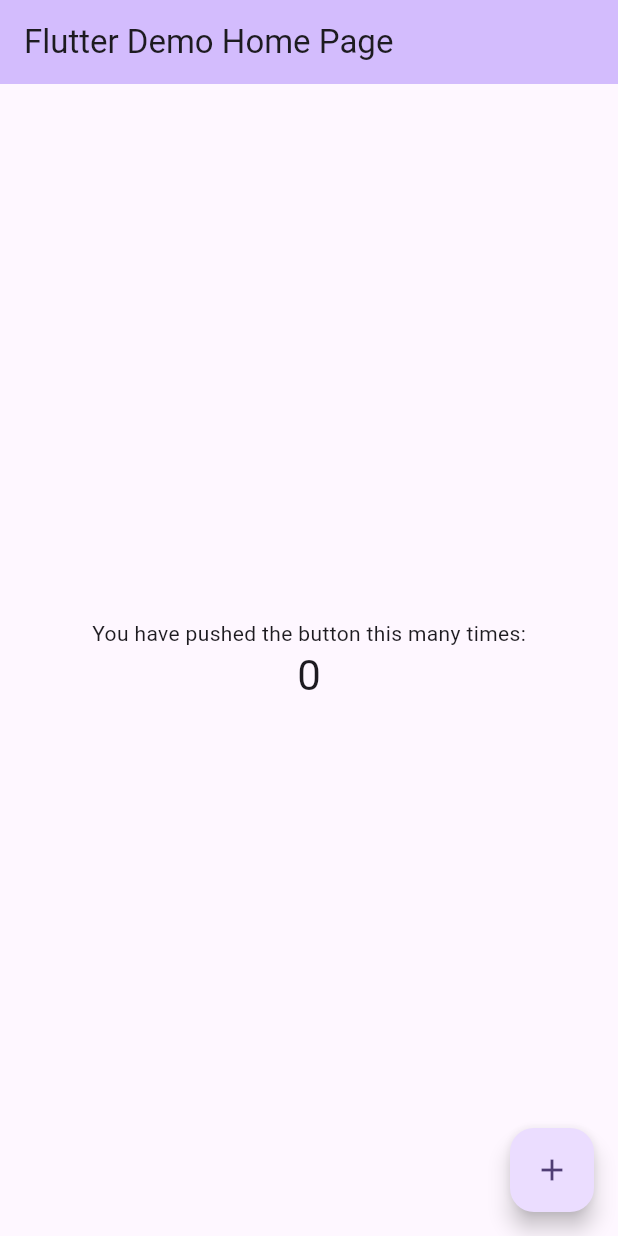
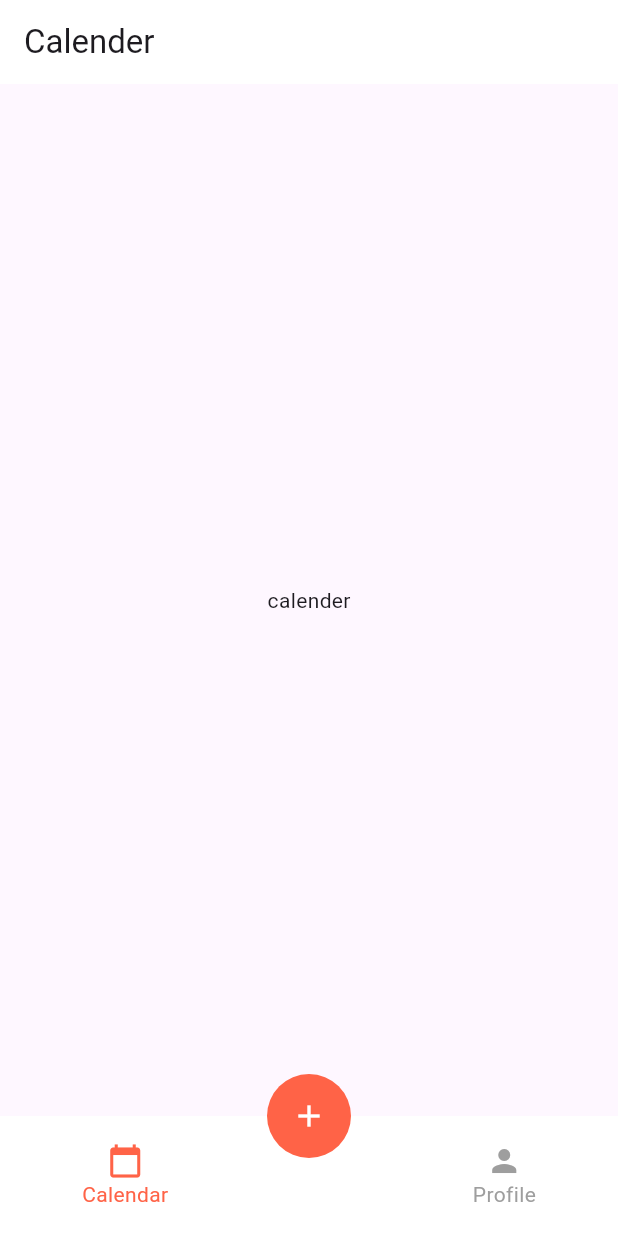
Before and after one commit to Drag-your-task/Drag, a Flutter app: the screen it shows after launch, on a phone screen of 412 x 824 dp. Run offline on Flutter 3.47's test engine with Material 3 defaults, Android fonts, the phone set to English and light mode, and no system bars.

Commit message:
home default structure 완료

```diff
--- a/lib/main.dart
+++ b/lib/main.dart
@@ -1,3 +1,5 @@
+import 'package:drag/theme/app_theme.dart';
+import 'package:drag/views/home_screen.dart';
 import 'package:flutter/material.dart';
 
 void main() {
@@ -11,115 +13,11 @@
   @override
   Widget build(BuildContext context) {
     return MaterialApp(
+      debugShowCheckedModeBanner: false,
       title: 'Flutter Demo',
-      theme: ThemeData(
-        // This is the theme of your application.
-        //
-        // TRY THIS: Try running your application with "flutter run". You'll see
-        // the application has a purple toolbar. Then, without quitting the app,
-        // try changing the seedColor in the colorScheme below to Colors.green
-        // and then invoke "hot reload" (save your changes or press the "hot
-        // reload" button in a Flutter-supported IDE, or press "r" if you used
-        // the command line to start the app).
-        //
-        // Notice that the counter didn't reset back to zero; the application
-        // state is not lost during the reload. To reset the state, use hot
-        // restart instead.
-        //
-        // This works for code too, not just values: Most code changes can be
-        // tested with just a hot reload.
-        colorScheme: ColorScheme.fromSeed(seedColor: Colors.deepPurple),
-        useMaterial3: true,
-      ),
-      home: const MyHomePage(title: 'Flutter Demo Home Page'),
+      theme: AppTheme.lightTheme,
+      // darkTheme: AppTheme.darkTheme,
+      home: HomeScreen(),
     );
   }
 }
-
-class MyHomePage extends StatefulWidget {
-  const MyHomePage({super.key, required this.title});
-
-  // This widget is the home page of your application. It is stateful, meaning
-  // that it has a State object (defined below) that contains fields that affect
-  // how it looks.
-
-  // This class is the configuration for the state. It holds the values (in this
-  // case the title) provided by the parent (in this case the App widget) and
-  // used by the build method of the State. Fields in a Widget subclass are
-  // always marked "final".
-
-  final String title;
-
-  @override
-  State<MyHomePage> createState() => _MyHomePageState();
-}
-
-class _MyHomePageState extends State<MyHomePage> {
-  int _counter = 0;
-
-  void _incrementCounter() {
-    setState(() {
-      // This call to setState tells the Flutter framework that something has
-      // changed in this State, which causes it to rerun the build method below
-      // so that the display can reflect the updated values. If we changed
-      // _counter without calling setState(), then the build method would not be
-      // called again, and so nothing would appear to happen.
-      _counter++;
-    });
-  }
-
-  @override
-  Widget build(BuildContext context) {
-    // This method is rerun every time setState is called, for instance as done
-    // by the _incrementCounter method above.
-    //
-    // The Flutter framework has been optimized to make rerunning build methods
-    // fast, so that you can just rebuild anything that needs updating rather
-    // than having to individually change instances of widgets.
-    return Scaffold(
-      appBar: AppBar(
-        // TRY THIS: Try changing the color here to a specific color (to
-        // Colors.amber, perhaps?) and trigger a hot reload to see the AppBar
-        // change color while the other colors stay the same.
-        backgroundColor: Theme.of(context).colorScheme.inversePrimary,
-        // Here we take the value from the MyHomePage object that was created by
-        // the App.build method, and use it to set our appbar title.
-        title: Text(widget.title),
-      ),
-      body: Center(
-        // Center is a layout widget. It takes a single child and positions it
-        // in the middle of the parent.
-        child: Column(
-          // Column is also a layout widget. It takes a list of children and
-          // arranges them vertically. By default, it sizes itself to fit its
-          // children horizontally, and tries to be as tall as its parent.
-          //
-          // Column has various properties to control how it sizes itself and
-          // how it positions its children. Here we use mainAxisAlignment to
-          // center the children vertically; the main axis here is the vertical
-          // axis because Columns are vertical (the cross axis would be
-          // horizontal).
-          //
-          // TRY THIS: Invoke "debug painting" (choose the "Toggle Debug Paint"
-          // action in the IDE, or press "p" in the console), to see the
-          // wireframe for each widget.
-          mainAxisAlignment: MainAxisAlignment.center,
-          children: <Widget>[
-            const Text(
-              'You have pushed the button this many times:',
-            ),
-            Text(
-              '$_counter',
-              style: Theme.of(context).textTheme.headlineMedium,
-            ),
-          ],
-        ),
-      ),
-      floatingActionButton: FloatingActionButton(
-        onPressed: _incrementCounter,
-        tooltip: 'Increment',
-        child: const Icon(Icons.add),
-      ), // This trailing comma makes auto-formatting nicer for build methods.
-    );
-  }
-}
--- /dev/null
+++ b/lib/theme/app_theme.dart
@@ -0,0 +1,80 @@
+import 'package:drag/theme/colors.dart';
+import 'package:flutter/material.dart';
+
+class AppTheme {
+  // 밝은 테마 정의
+  static ThemeData get lightTheme {
+
+    return ThemeData(
+      primaryColor: AppColors.primary,
+      hintColor: AppColors.secondary,
+      // scaffoldBackgroundColor: Colors.white,
+      // canvasColor: Colors.white,
+
+      bottomAppBarTheme: BottomAppBarTheme(
+          color: Colors.white,
+        elevation: 0,
+      ),
+      appBarTheme: AppBarTheme(
+        color: Colors.white,
+      ),
+
+      floatingActionButtonTheme: FloatingActionButtonThemeData(
+        backgroundColor: AppColors.primary,
+        foregroundColor: AppColors.whiteText,
+        shape: RoundedRectangleBorder(
+          borderRadius: BorderRadius.circular(50),
+        ),
+        elevation: 0,
+      ),
+
+      elevatedButtonTheme: ElevatedButtonThemeData(
+        style: ElevatedButton.styleFrom(
+          backgroundColor: AppColors.primaryButtonBackground,
+          foregroundColor: AppColors.whiteText, // 버튼의 글자색
+          shape: RoundedRectangleBorder(
+            borderRadius: BorderRadius.circular(10),
+          ),
+        ),
+      ),
+      // colorScheme: ColorScheme(
+      //     brightness: Brightness.light,
+      //     primary: AppColors.primary,
+      //     onPrimary: AppColors.whiteText,
+      //     secondary: AppColors.secondary,
+      //     onSecondary: AppColors.blackText,
+      //     error: Colors.red,
+      //     onError: Colors.red,
+      //     background: background,
+      //     onBackground: onBackground,
+      //     surface: surface,
+      //     onSurface: onSurface
+      // ),
+    );
+  }
+
+  // 어두운 테마 정의
+  static ThemeData get darkTheme {
+    // ColorScheme를 사용하여 어두운 테마 색상을 정의합니다.
+    var colorScheme = ColorScheme.dark().copyWith(
+      primary: Color(0xFFFF6348), // 기본 색상
+      secondary: Color(0xFFFFF3F1),
+      // ... 다른 색상 정의
+    );
+
+    // ThemeData 객체를 생성하고 반환합니다.
+    return ThemeData(
+      colorScheme: colorScheme,
+      primaryColor: colorScheme.primary,
+      hintColor: colorScheme.secondary,
+      floatingActionButtonTheme: FloatingActionButtonThemeData(
+        backgroundColor: colorScheme.secondary,
+      ),
+      buttonTheme: ButtonThemeData(
+        buttonColor: colorScheme.primary,
+        textTheme: ButtonTextTheme.primary,
+      ),
+      // ... 다른 테마 관련 설정들
+    );
+  }
+}
--- /dev/null
+++ b/lib/theme/colors.dart
@@ -0,0 +1,21 @@
+import 'package:flutter/material.dart';
+
+class AppColors {
+  static const Color primary = Color(0xFFFF6347);
+  static const Color secondary = Color(0xFFFFF3F1); // 보조 색상
+
+  //글자 색상
+  static const Color orangeText = Color(0xFFFF6347);
+  static const Color orangeLightText = Color(0xFFFFF3F1);
+  static const Color greyText = Colors.grey; // 어두운 회색 글자색
+  static const Color blackText = Colors.black;
+  static const Color whiteText = Colors.white; // 보통 글자색은 흰색이 많이 사용됨
+
+
+  //버튼 배경 색상
+  static const Color primaryButtonBackground = Color(0xFFFF6347); // 예시 색상
+  static const Color secondaryButtonBackground = Color(0xFFFFF3F1); // 예시 색상
+
+
+
+}
--- /dev/null
+++ b/lib/views/calender_screen.dart
@@ -0,0 +1,11 @@
+import 'package:drag/views/home_screen.dart';
+import 'package:flutter/material.dart';
+
+class CalendarScreen extends StatelessWidget {
+  const CalendarScreen({Key? key}) : super(key: key);
+
+  @override
+  Widget build(BuildContext context) {
+    return Center(child: Text("calender"),);
+  }
+}
--- /dev/null
+++ b/lib/views/home_screen.dart
@@ -0,0 +1,92 @@
+import 'package:drag/views/profile_screen.dart';
+import 'package:flutter/material.dart';
+import '../theme/colors.dart';
+import 'calender_screen.dart';
+
+class HomeScreen extends StatefulWidget {
+
+  HomeScreen();
+
+  @override
+  _HomeScreenState createState() => _HomeScreenState();
+}
+
+class _HomeScreenState extends State<HomeScreen> {
+  int _selectedIndex = 0; // 현재 선택된 탭의 인덱스
+  String _title = "Calender"; // 현재 선택된 탭의 title
+
+  // 각 탭 인덱스에 따라 페이지를 반환합니다.
+  Widget _getPage(int index) {
+    switch (index) {
+      case 0:
+        return CalendarScreen(); // CalendarPage 위젯
+      case 1:
+        return ProfileScreen(); // ProfilePage 위젯
+      default:
+        return CalendarScreen(); // 기본 페이지
+    }
+  }
+
+  void _onItemTapped(int index) {
+    setState(() {
+      _selectedIndex = index;
+      _title = index == 0 ? "Calender" : "Profile";
+    });
+  }
+
+  @override
+  Widget build(BuildContext context) {
+    return Scaffold(
+      appBar: AppBar(
+        title: Text(_title),
+      ),
+      body: _getPage(_selectedIndex), // 현재 선택된 탭의 페이지를 표시합니다.
+      floatingActionButton: FloatingActionButton(
+        onPressed: () {
+          // FAB 클릭 이벤트
+        },
+        child: Icon(Icons.add),
+      ),
+      floatingActionButtonLocation: FloatingActionButtonLocation.centerDocked,
+      bottomNavigationBar: BottomAppBar(
+        notchMargin: 6.0,
+        child: Row(
+          mainAxisSize: MainAxisSize.max,
+          mainAxisAlignment: MainAxisAlignment.spaceAround,
+          children: <Widget>[
+            _buildTabItem(
+              icon: Icons.calendar_today,
+              text: 'Calendar',
+              index: 0,
+            ),
+            SizedBox(width: 48), // FloatingActionButton의 공간을 비워두기 위함
+            _buildTabItem(
+              icon: Icons.person,
+              text: 'Profile',
+              index: 1,
+            ),
+          ],
+        ),
+      ),
+    );
+  }
+
+  Widget _buildTabItem({
+    required IconData icon,
+    required String text,
+    required int index,
+  }) {
+    Color color = _selectedIndex == index ? AppColors.primary : Colors.grey; // AppColors를 사용하여 선택된 탭 색상 지정
+
+    return InkWell(
+      onTap: () => _onItemTapped(index),
+      child: Column(
+        mainAxisSize: MainAxisSize.min,
+        children: <Widget>[
+          Icon(icon, color: color),
+          Text(text, style: TextStyle(color: color)),
+        ],
+      ),
+    );
+  }
+}
--- /dev/null
+++ b/lib/views/profile_screen.dart
@@ -0,0 +1,11 @@
+import 'package:flutter/cupertino.dart';
+import 'home_screen.dart';
+
+class ProfileScreen extends StatelessWidget {
+  const ProfileScreen({Key? key}) : super(key: key);
+
+  @override
+  Widget build(BuildContext context) {
+    return Center(child: Text("profile"),);
+  }
+}
--- a/pubspec.yaml
+++ b/pubspec.yaml
@@ -14,6 +14,10 @@ dependencies:
 
   cupertino_icons: ^1.0.2
   flutter_launcher_icons: ^0.13.1
+  provider: ^6.1.1
+  firebase_core: ^2.23.0
+  firebase_storage: ^11.5.2
+  firebase_auth: ^4.14.1
 
 flutter_icons:
   android: true
```
Also changed, not shown: pubspec.lock, 4 other files.
